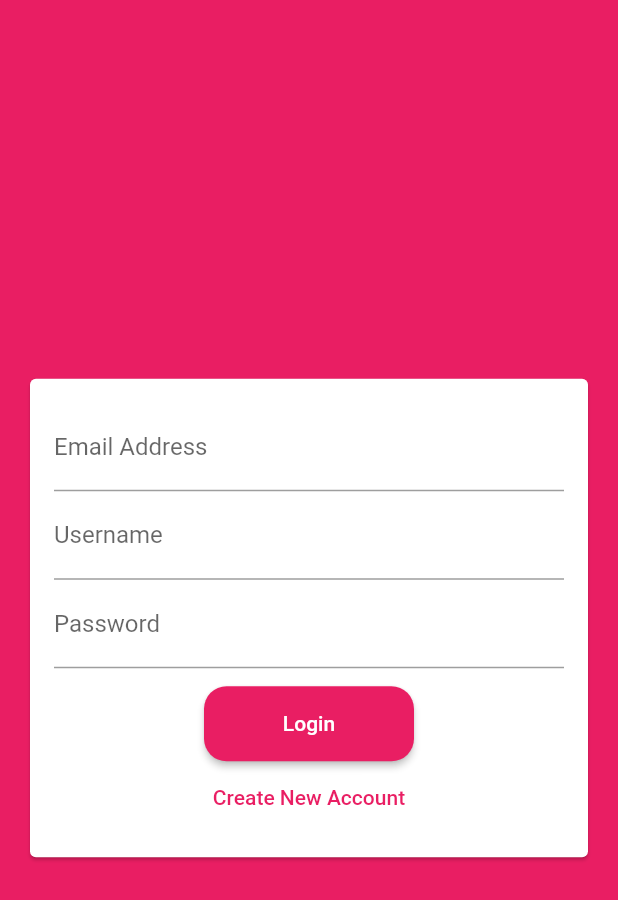
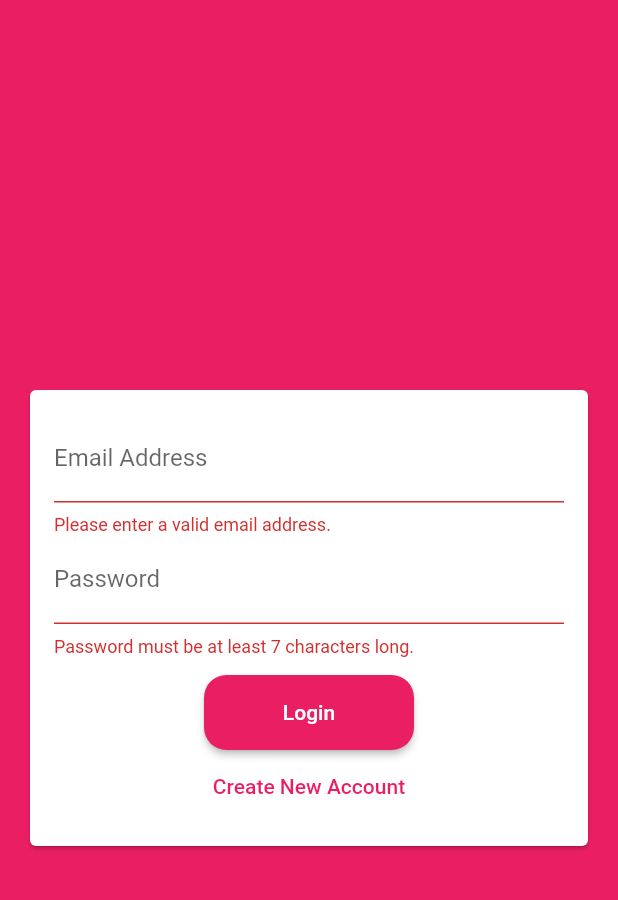
Before and after one commit to FrengkyG/learn-flutter, a Flutter app: the screen it shows after launch, after a tap on "Login", on a phone screen of 412 x 824 dp. Shown: the top 900 px of the screen. Run offline on Flutter 3.47's test engine with Material 2 defaults, Android fonts, the phone set to English and light mode, and no system bars; our stand-ins replace cached_network_image, cloud_firestore, dartz, equatable, firebase_core, flutter_local_notifications and 9 more; missing offline and left inert: android_alarm_manager_plus, app_settings; accounts and stored records are empty; generated files the repository leaves out were written again.

Commit message:
create auth form

```diff
--- a/Flutter The Complete Guide/06 Chat App/chat_app/lib/widgets/auth/auth_form.dart
+++ b/Flutter The Complete Guide/06 Chat App/chat_app/lib/widgets/auth/auth_form.dart
@@ -8,6 +8,24 @@ class AuthForm extends StatefulWidget {
 }
 
 class _AuthFormState extends State<AuthForm> {
+  final _formKey = GlobalKey<FormState>();
+  var _isLogin = true;
+  String _userEmail = '';
+  String _userName = '';
+  String _userPassword = '';
+
+  void _trySubmit() {
+    final isValid = _formKey.currentState!.validate();
+    FocusScope.of(context).unfocus();
+
+    if (isValid) {
+      _formKey.currentState!.save();
+      print(_userEmail);
+      print(_userName);
+      print(_userPassword);
+    }
+  }
+
   @override
   Widget build(BuildContext context) {
     return Center(
@@ -17,26 +35,66 @@ class _AuthFormState extends State<AuthForm> {
           child: Padding(
             padding: const EdgeInsets.all(16),
             child: Form(
+              key: _formKey,
               child: Column(
                 mainAxisSize: MainAxisSize.min,
                 children: [
                   TextFormField(
+                    key: const ValueKey('email'),
+                    validator: (value) {
+                      if (value!.isEmpty || !value.contains('@')) {
+                        return 'Please enter a valid email address.';
+                      }
+                      return null;
+                    },
                     keyboardType: TextInputType.emailAddress,
                     decoration:
                         const InputDecoration(labelText: 'Email Address'),
+                    onSaved: (newValue) {
+                      _userEmail = newValue!;
+                    },
                   ),
+                  if (!_isLogin)
+                    TextFormField(
+                      key: const ValueKey('username'),
+                      validator: (value) {
+                        if (value!.isEmpty || value.length < 4) {
+                          return 'Please enter at least 4 characters';
+                        }
+                        return null;
+                      },
+                      decoration: const InputDecoration(labelText: 'Username'),
+                      onSaved: (newValue) {
+                        _userName = newValue!;
+                      },
+                    ),
                   TextFormField(
-                    decoration: const InputDecoration(labelText: 'Username'),
-                  ),
-                  TextFormField(
+                    key: const ValueKey('password'),
+                    validator: (value) {
+                      if (value!.isEmpty || value.length < 7) {
+                        return 'Password must be at least 7 characters long.';
+                      }
+                      return null;
+                    },
                     decoration: const InputDecoration(labelText: 'Password'),
                     obscureText: true,
+                    onSaved: (newValue) {
+                      _userPassword = newValue!;
+                    },
                   ),
                   const SizedBox(height: 12),
-                  ElevatedButton(onPressed: () {}, child: const Text('Login')),
+                  ElevatedButton(
+                      onPressed: _trySubmit,
+                      child: Text(_isLogin ? 'Login' : 'Signup')),
                   TextButton(
-                    child: const Text('Create New Account'),
-                    onPressed: () {},
+                    child: Text(_isLogin
+                        ? 'Create New Account'
+                        : 'I already have an account'),
+                    onPressed: () {
+                      setState(() {
+                        _isLogin = !_isLogin;
+                      });
+                    },
                   ),
                 ],
               ),
```
